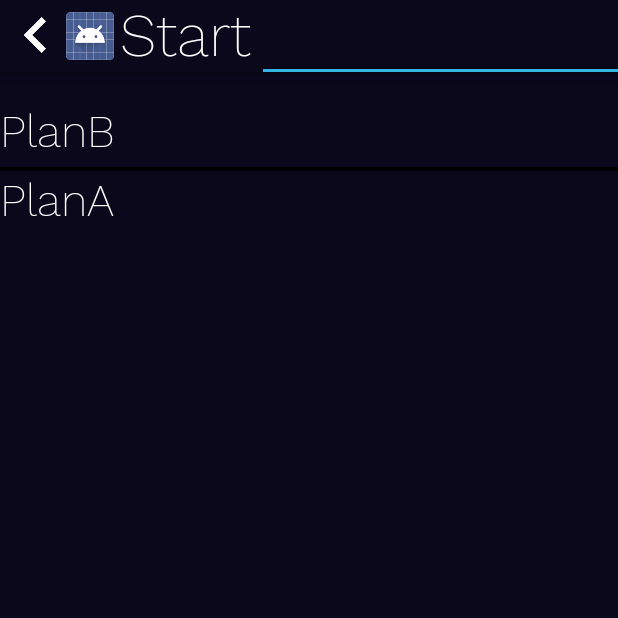
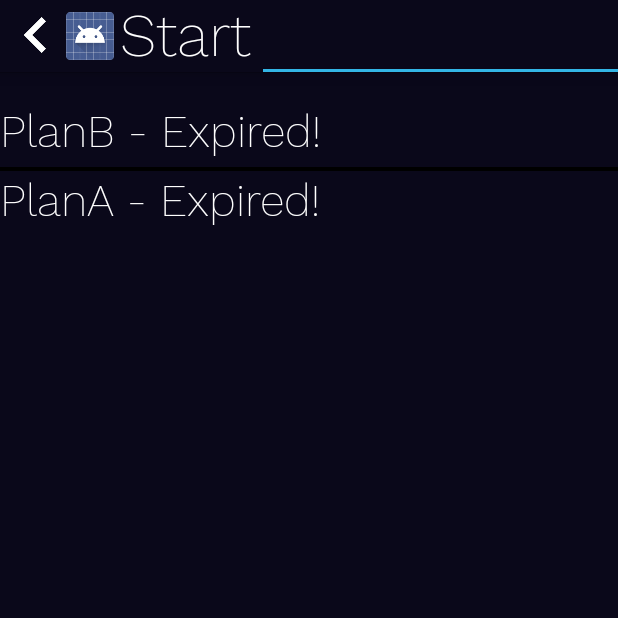
Before and after one commit to hananfucs/workIT, an Android app: the SelectWorkoutActivity screen opened directly, with no data from a screen before it, on a phone screen of 412 x 824 dp, the top half of it. Run offline under Robolectric (Android 15) with nearby library versions, the phone set to English and light mode, and no system bars.

Commit message:
fix some bugs

```diff
--- a/app/src/main/java/com/hf/workit/activities/AddCardioWorkoutFloat.java
+++ b/app/src/main/java/com/hf/workit/activities/AddCardioWorkoutFloat.java
@@ -56,11 +56,11 @@ public class AddCardioWorkoutFloat extends Activity {
 
     private void findViews() {
         mTimeText = (EditText)findViewById(R.id.new_cardio_time);
-        mTimeText.setInputType(InputType.TYPE_NUMBER_VARIATION_NORMAL);
+//        mTimeText.setInputType(InputType.TYPE_NUMBER_VARIATION_NORMAL);
         mDistanceText = (EditText)findViewById(R.id.new_cardio_distance);
-        mDistanceText.setInputType(InputType.TYPE_NUMBER_VARIATION_NORMAL);
+//        mDistanceText.setInputType(InputType.TYPE_NUMBER_VARIATION_NORMAL);
         mCaloriesText = (EditText)findViewById(R.id.new_cardio_calories);
-        mCaloriesText.setInputType(InputType.TYPE_NUMBER_VARIATION_NORMAL);
+//        mCaloriesText.setInputType(InputType.TYPE_NUMBER_VARIATION_NORMAL);
         mDateButton = (Button)findViewById(R.id.new_cardio_date);
 
 
--- a/app/src/main/java/com/hf/workit/activities/SelectWorkoutActivity.java
+++ b/app/src/main/java/com/hf/workit/activities/SelectWorkoutActivity.java
@@ -14,6 +14,7 @@ import android.widget.ArrayAdapter;
 import android.widget.ListView;
 
 import com.hf.workit.R;
+import com.hf.workit.components.Constatnts;
 import com.hf.workit.components.IPlan;
 import com.hf.workit.components.LogManager;
 import com.hf.workit.components.PlanManager;
@@ -30,6 +31,7 @@ public class SelectWorkoutActivity extends ListActivity implements AdapterView.O
     List<IPlan> mPlans = new ArrayList<IPlan>();
 
     ArrayList<String> mPlansNames = new ArrayList<String>();
+    ArrayList<String> mPlansDisplayNames = new ArrayList<String>();
     ListView lv;
 
     protected void onCreate(Bundle savedInstanceState) {
@@ -54,7 +56,7 @@ public class SelectWorkoutActivity extends ListActivity implements AdapterView.O
         super.onResume();
         mPlans = PlanManager.getPlans();
 
-        adapter = new ArrayAdapter<String>(this, R.layout.listview_reg, mPlansNames);
+        adapter = new ArrayAdapter<String>(this, R.layout.listview_reg, mPlansDisplayNames);
         setListAdapter(adapter);
 
         refreshPlans();
@@ -65,7 +67,14 @@ public class SelectWorkoutActivity extends ListActivity implements AdapterView.O
 
     private void refreshPlans() {
         mPlansNames.clear();
+        mPlansDisplayNames.clear();
         for(IPlan pl:mPlans){
+            if (pl.getExpirationTime() - System.currentTimeMillis() < 0)
+                mPlansDisplayNames.add(pl.getTitle() + " - Expired!");
+            else if (pl.getExpirationTime() - System.currentTimeMillis() < Constatnts.DAY_MILLIS * 10)
+                mPlansDisplayNames.add(pl.getTitle() + " - Expires in " + (pl.getExpirationTime() - System.currentTimeMillis())/Constatnts.DAY_MILLIS + " days!");
+            else
+                mPlansDisplayNames.add(pl.getTitle());
             mPlansNames.add(pl.getTitle());
         }
         adapter.notifyDataSetChanged();
--- a/app/src/main/res/layout/add_cardio_workout.xml
+++ b/app/src/main/res/layout/add_cardio_workout.xml
@@ -21,6 +21,7 @@
       <EditText
           android:id="@+id/new_cardio_time"
           android:layout_weight="1"
+          android:inputType="numberDecimal"
           android:layout_width="fill_parent"
           android:layout_height="wrap_content" />
     </LinearLayout>
@@ -43,6 +44,7 @@
         <EditText
             android:id="@+id/new_cardio_distance"
             android:layout_width="fill_parent"
+            android:inputType="numberDecimal"
             android:layout_weight="1"
             android:layout_height="wrap_content" />
     </LinearLayout>
@@ -65,6 +67,7 @@
         <EditText
             android:id="@+id/new_cardio_calories"
             android:layout_width="fill_parent"
+            android:inputType="numberDecimal"
                 android:layout_weight="1"
             android:layout_height="wrap_content" />
     </LinearLayout>
--- a/app/src/main/res/layout/fregmant_main.xml
+++ b/app/src/main/res/layout/fregmant_main.xml
@@ -1,5 +1,6 @@
 <?xml version="1.0" encoding="utf-8"?>
 <RelativeLayout xmlns:android="http://schemas.android.com/apk/res/android"
+    android:gravity="center"
     xmlns:tools="http://schemas.android.com/tools" android:layout_width="match_parent"
     android:layout_height="match_parent" android:paddingLeft="@dimen/activity_horizontal_margin"
     android:paddingRight="@dimen/activity_horizontal_margin"
@@ -9,6 +10,8 @@
     <LinearLayout
         android:layout_width="fill_parent"
         android:orientation="vertical"
+        android:gravity="center"
+        android:layout_gravity="center"
         android:layout_height="fill_parent">
 
 
@@ -38,6 +41,7 @@
     <LinearLayout
         android:layout_width="fill_parent"
         android:orientation="horizontal"
+        android:gravity="center"
         android:layout_height="fill_parent">
 
         <TextView
```
